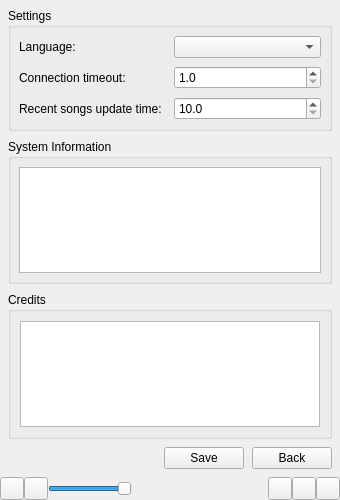
alexitx/eternal-radio-player, file resources/gui/main-window.ui: the form before one commit.
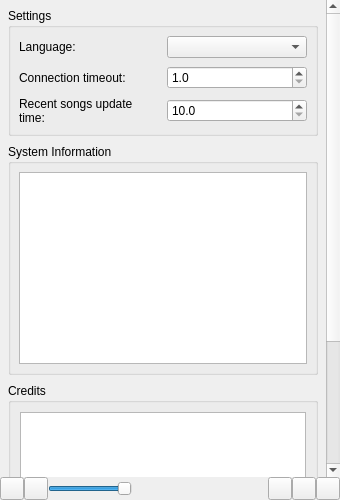
The form after the commit. The open tabs and pages were chosen to show the change. Icons and pictures are not drawn. Custom widgets are drawn as their Qt base class.

Commit message: Word wrap settings labels

The edit to the form file:
```diff
--- a/resources/gui/main-window.ui
+++ b/resources/gui/main-window.ui
@@ -150,8 +150,8 @@
             <rect>
              <x>0</x>
              <y>0</y>
-             <width>340</width>
-             <height>478</height>
+             <width>323</width>
+             <height>634</height>
             </rect>
            </property>
            <layout class="QVBoxLayout" name="settings_layout">
@@ -196,6 +196,9 @@
                  <property name="text">
                   <string notr="true">Connection timeout:</string>
                  </property>
+                 <property name="wordWrap">
+                  <bool>true</bool>
+                 </property>
                 </widget>
                </item>
                <item row="2" column="0">
@@ -203,10 +206,19 @@
                  <property name="text">
                   <string notr="true">Recent songs update time:</string>
                  </property>
+                 <property name="wordWrap">
+                  <bool>true</bool>
+                 </property>
                 </widget>
                </item>
                <item row="2" column="1">
                 <widget class="QDoubleSpinBox" name="recent_songs_update_time_input">
+                 <property name="sizePolicy">
+                  <sizepolicy hsizetype="Minimum" vsizetype="Fixed">
+                   <horstretch>0</horstretch>
+                   <verstretch>0</verstretch>
+                  </sizepolicy>
+                 </property>
                  <property name="decimals">
                   <number>1</number>
                  </property>
@@ -220,6 +232,12 @@
                </item>
                <item row="1" column="1">
                 <widget class="QDoubleSpinBox" name="connection_timeout_input">
+                 <property name="sizePolicy">
+                  <sizepolicy hsizetype="Minimum" vsizetype="Fixed">
+                   <horstretch>0</horstretch>
+                   <verstretch>0</verstretch>
+                  </sizepolicy>
+                 </property>
                  <property name="decimals">
                   <number>1</number>
                  </property>
@@ -236,10 +254,20 @@
                  <property name="text">
                   <string notr="true">Language:</string>
                  </property>
+                 <property name="wordWrap">
+                  <bool>true</bool>
+                 </property>
                 </widget>
                </item>
                <item row="0" column="1">
-                <widget class="QComboBox" name="language_input"/>
+                <widget class="QComboBox" name="language_input">
+                 <property name="sizePolicy">
+                  <sizepolicy hsizetype="Minimum" vsizetype="Fixed">
+                   <horstretch>0</horstretch>
+                   <verstretch>0</verstretch>
+                  </sizepolicy>
+                 </property>
+                </widget>
                </item>
               </layout>
              </widget>
```
